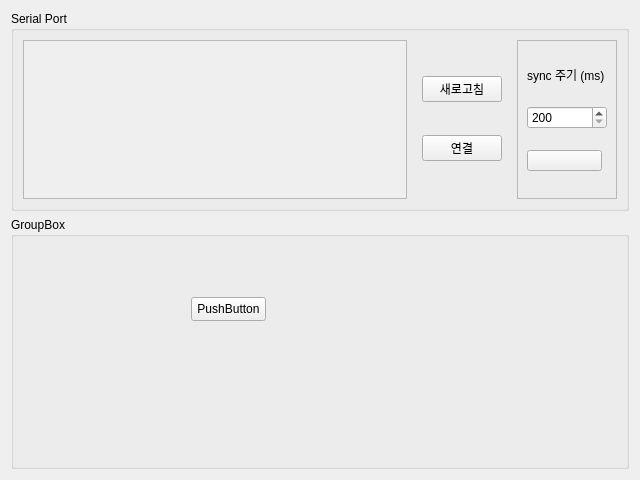
Old version of the form src/ui/setting_page.ui in the repository minimirror1/remote_gui.
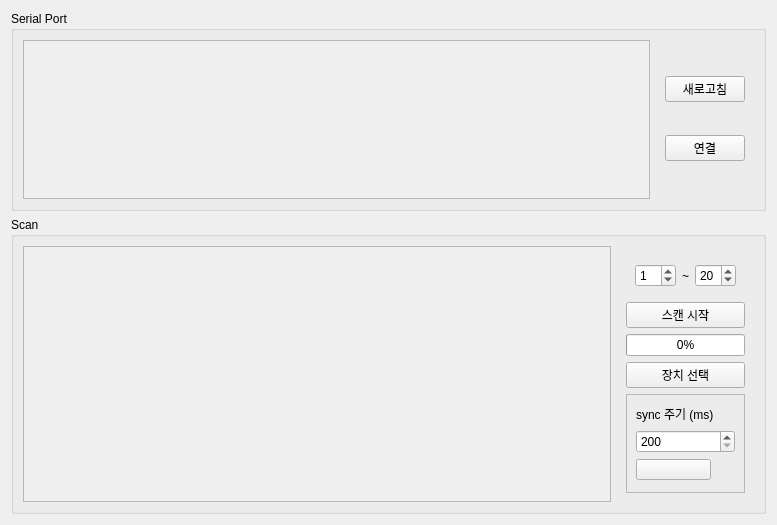
New version of the form. Icons and pictures are not drawn.

Commit message: 설정 페이지 UI 업데이트: 새로운 그룹 박스 추가 및 스캔 기능 구현, UI 요소 크기 조정, ID 스캔 응답 처리 로직 추가

```diff
--- a/src/ui/setting_page.ui
+++ b/src/ui/setting_page.ui
@@ -6,8 +6,8 @@
    <rect>
     <x>0</x>
     <y>0</y>
-    <width>640</width>
-    <height>480</height>
+    <width>777</width>
+    <height>525</height>
    </rect>
   </property>
   <property name="windowTitle">
@@ -36,7 +36,7 @@
           <rect>
            <x>0</x>
            <y>0</y>
-           <width>391</width>
+           <width>638</width>
            <height>162</height>
           </rect>
          </property>
@@ -63,6 +63,98 @@
         </layout>
        </widget>
       </item>
+     </layout>
+    </widget>
+   </item>
+   <item>
+    <widget class="QGroupBox" name="groupBox_2">
+     <property name="title">
+      <string>Scan</string>
+     </property>
+     <layout class="QHBoxLayout" name="horizontalLayout_2">
+      <item>
+       <widget class="QScrollArea" name="scrollArea">
+        <property name="widgetResizable">
+         <bool>true</bool>
+        </property>
+        <widget class="QWidget" name="scrollAreaWidgetContents_2">
+         <property name="geometry">
+          <rect>
+           <x>0</x>
+           <y>0</y>
+           <width>535</width>
+           <height>263</height>
+          </rect>
+         </property>
+        </widget>
+       </widget>
+      </item>
+      <item>
+       <widget class="QWidget" name="widget_2" native="true">
+        <property name="sizePolicy">
+         <sizepolicy hsizetype="Fixed" vsizetype="Preferred">
+          <horstretch>0</horstretch>
+          <verstretch>0</verstretch>
+         </sizepolicy>
+        </property>
+        <layout class="QVBoxLayout" name="verticalLayout_4">
+         <item>
+          <widget class="QWidget" name="widget_3" native="true">
+           <property name="sizePolicy">
+            <sizepolicy hsizetype="Preferred" vsizetype="Fixed">
+             <horstretch>0</horstretch>
+             <verstretch>0</verstretch>
+            </sizepolicy>
+           </property>
+           <layout class="QHBoxLayout" name="horizontalLayout_3">
+            <item>
+             <widget class="QSpinBox" name="spinBox">
+              <property name="value">
+               <number>1</number>
+              </property>
+             </widget>
+            </item>
+            <item>
+             <widget class="QLabel" name="label_2">
+              <property name="text">
+               <string>~</string>
+              </property>
+              <property name="alignment">
+               <set>Qt::AlignmentFlag::AlignCenter</set>
+              </property>
+             </widget>
+            </item>
+            <item>
+             <widget class="QSpinBox" name="spinBox_2">
+              <property name="value">
+               <number>20</number>
+              </property>
+             </widget>
+            </item>
+           </layout>
+          </widget>
+         </item>
+         <item>
+          <widget class="QPushButton" name="pushButton_3">
+           <property name="text">
+            <string>스캔 시작</string>
+           </property>
+          </widget>
+         </item>
+         <item>
+          <widget class="QProgressBar" name="progressBar">
+           <property name="value">
+            <number>0</number>
+           </property>
+          </widget>
+         </item>
+         <item>
+          <widget class="QPushButton" name="pushButton">
+           <property name="text">
+            <string>장치 선택</string>
+           </property>
+          </widget>
+         </item>
       <item>
        <widget class="QFrame" name="frame">
         <property name="minimumSize">
@@ -164,24 +256,7 @@
      </layout>
     </widget>
    </item>
-   <item>
-    <widget class="QGroupBox" name="groupBox_2">
-     <property name="title">
-      <string>GroupBox</string>
-     </property>
-     <widget class="QPushButton" name="pushButton_3">
-      <property name="geometry">
-       <rect>
-        <x>180</x>
-        <y>80</y>
-        <width>75</width>
-        <height>24</height>
-       </rect>
-      </property>
-      <property name="text">
-       <string>PushButton</string>
-      </property>
-     </widget>
+     </layout>
     </widget>
    </item>
   </layout>
```
Lines whose indentation alone changed are shown as unchanged. The commit also changes 2 other files.
